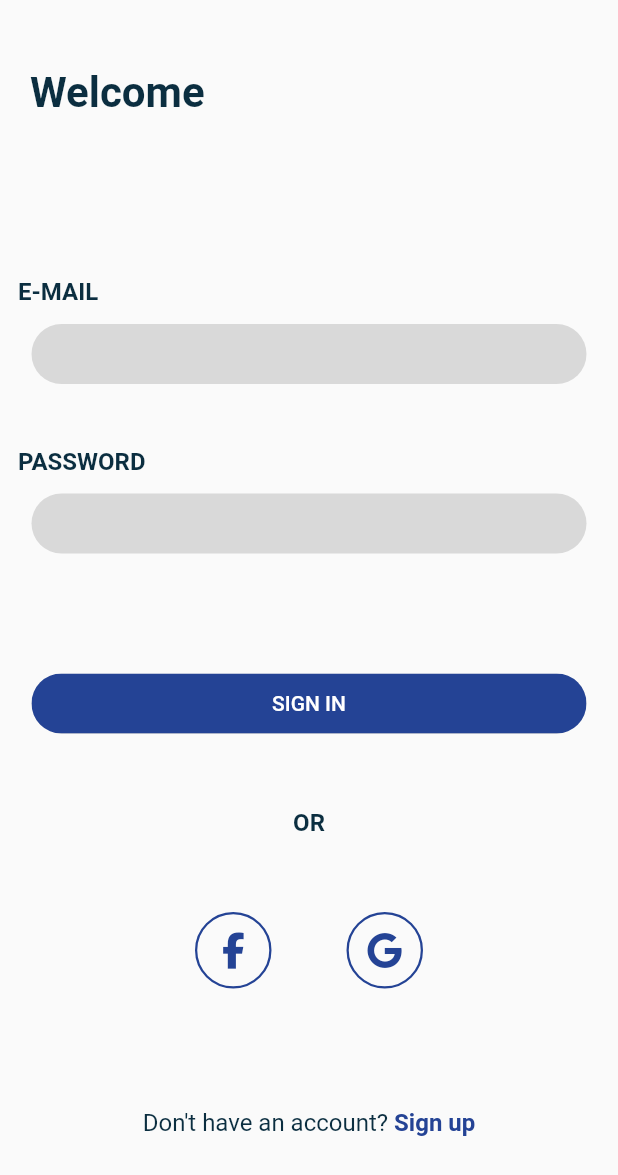
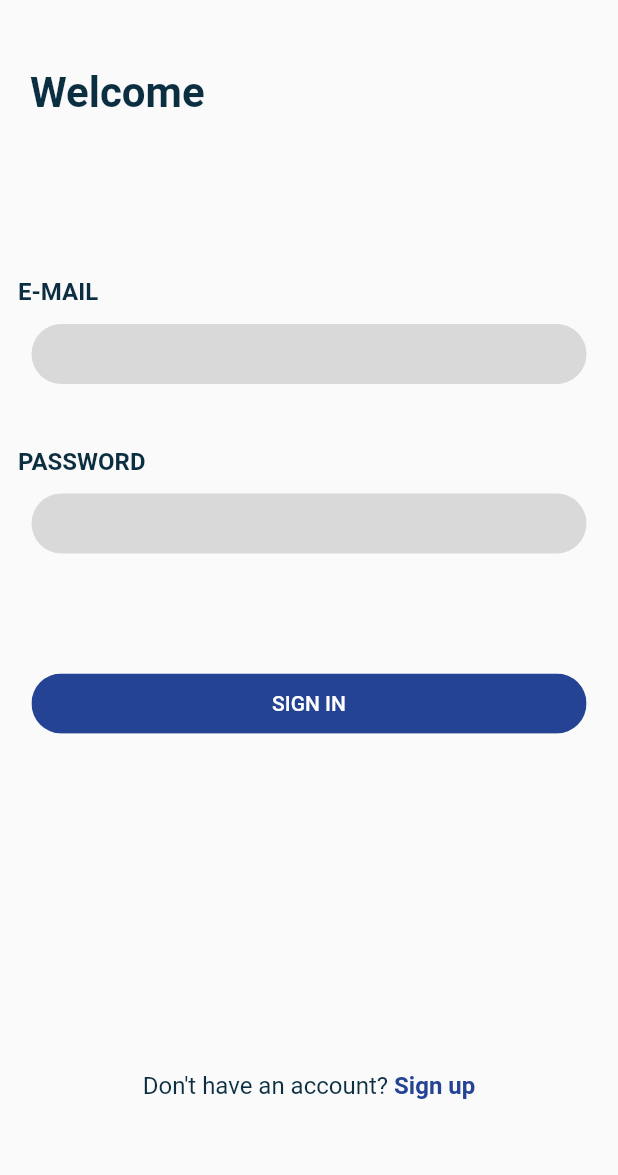
Before and after one commit to ahmadshakir21/Eagle_Food_Ordering_App, a Flutter app: the screen it shows after launch, on a phone screen of 412 x 824 dp. Shown: the top 1175 px of the screen. Run offline on Flutter 3.47's test engine with Material 2 defaults, Android fonts, the light colour scheme and no system bars; our stand-ins replace email_validator, firebase_auth, firebase_core, font_awesome_flutter, google_nav_bar, google_sign_in and 2 more; accounts and stored records are empty.

Commit message:
Another Commit

```diff
--- a/lib/screens/authentication/authentication_sign_in.dart
+++ b/lib/screens/authentication/authentication_sign_in.dart
@@ -122,7 +122,6 @@ class _AuthenticationSignInState extends State<AuthenticationSignIn> {
                     ),
                   ]),
             ),
-
             const SizedBox(
               height: 80,
             ),
@@ -143,56 +142,7 @@ class _AuthenticationSignInState extends State<AuthenticationSignIn> {
               ),
             ),
             const SizedBox(
-              height: 50,
-            ),
-            const Center(
-              child: Text("OR",
-                  style: TextStyle(
-                      color: Color(0xFF0B2E40),
-                      fontSize: 16,
-                      fontWeight: FontWeight.bold)),
-            ),
-            const SizedBox(
-              height: 50,
-            ),
-            // TODO: change the icons to real icon
-            Row(
-              mainAxisAlignment: MainAxisAlignment.center,
-              children: [
-                Container(
-                  decoration: BoxDecoration(
-                      shape: BoxShape.circle,
-                      border: Border.all(
-                          color: const Color(0xFF244395), width: 1.5)),
-                  child: IconButton(
-                      onPressed: () {},
-                      icon: const FaIcon(
-                        FontAwesomeIcons.facebookF,
-                        color: Color(0xFF244395),
-                      )),
-                ),
-                const SizedBox(
-                  width: 50,
-                ),
-                Container(
-                  decoration: BoxDecoration(
-                      shape: BoxShape.circle,
-                      border: Border.all(
-                          color: const Color(0xFF244395), width: 1.5)),
-                  child: IconButton(
-                      onPressed: () async {
-                        await googleSignIn.signIn();
-                        setState(() {});
-                      },
-                      icon: const FaIcon(
-                        FontAwesomeIcons.google,
-                        color: Color(0xFF244395),
-                      )),
-                ),
-              ],
-            ),
-            const SizedBox(
-              height: 80,
+              height: 225,
             ),
             Center(
               child: RichText(
```
Also changed, not shown: lib/screens/authentication/authentication_sign_up.dart (+2 -50 lines).
